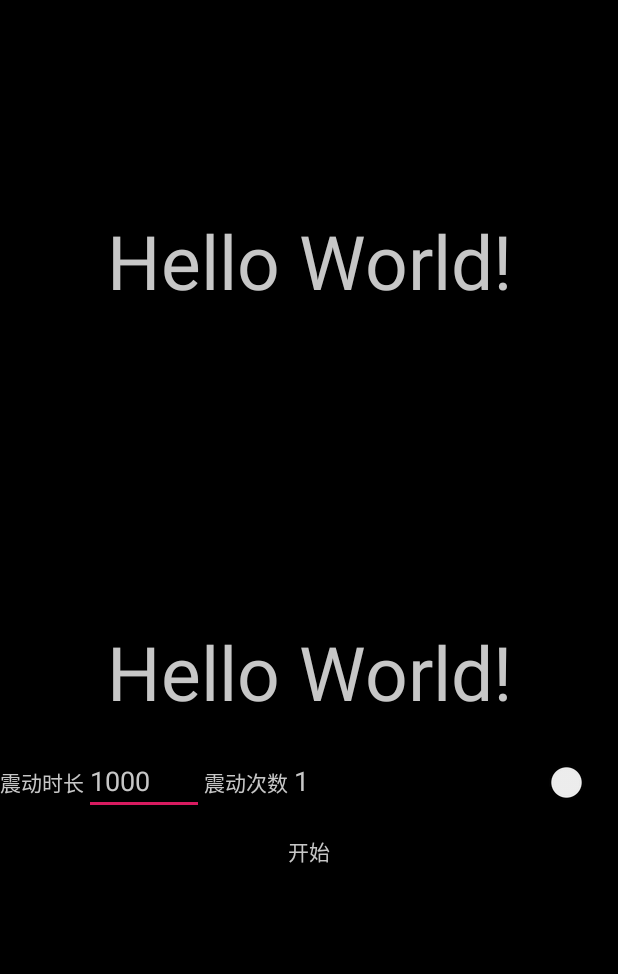
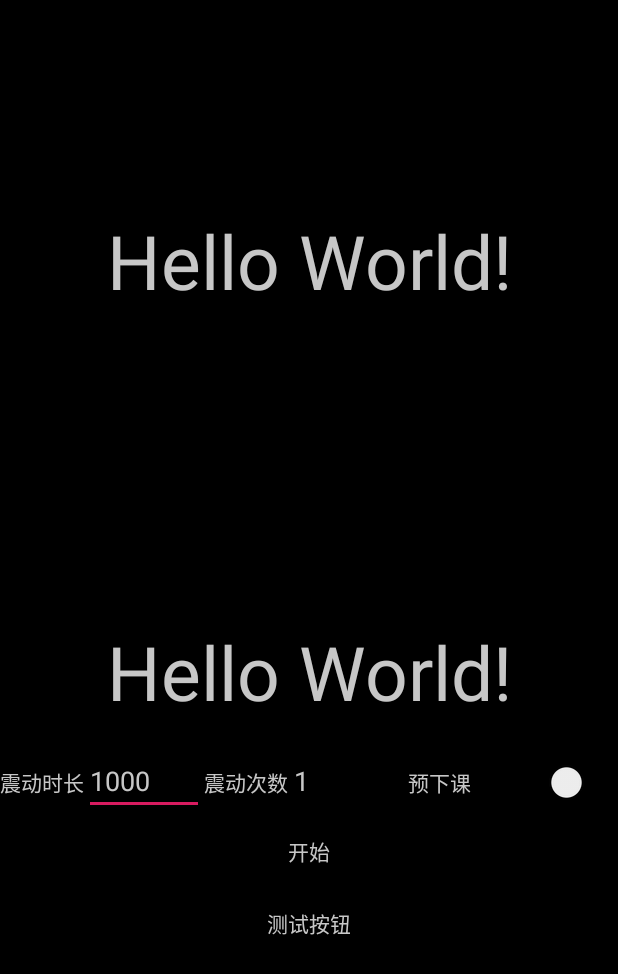
Before and after one commit to ChinaDarkStreet/EasyWorkAndroid, an Android app: the screen it shows after launch (MainActivity), on a phone screen of 412 x 824 dp. Shown: the top 974 px of the screen. Run offline under Robolectric (Android 15) with nearby library versions, the phone set to English and light mode, and no system bars.

Commit message:
修改使用媒体播放而不是使用默认通知

```diff
--- a/app/src/main/java/com/example/myapplication/MainActivity.java
+++ b/app/src/main/java/com/example/myapplication/MainActivity.java
@@ -8,6 +8,7 @@ import android.content.Context;
 import android.content.Intent;
 import android.content.IntentFilter;
 import android.content.ServiceConnection;
+import android.media.MediaPlayer;
 import android.os.Bundle;
 import android.os.IBinder;
 import android.os.PowerManager;
@@ -43,6 +44,7 @@ public class MainActivity extends Activity implements View.OnClickListener {
     private boolean serviceInitButton;
     private LinearLayout main;
     private Random random = new Random();
+    private MediaPlayer mediaPlayer = null;
 
     @Override
     protected void onStart() {
@@ -84,7 +86,10 @@ public class MainActivity extends Activity implements View.OnClickListener {
         // service 初始化按钮标志
         serviceInitButton = false;
 
+        mediaPlayer = MediaPlayer.create(this, R.raw.alarm);
+
         button.setOnClickListener(this);
+        findViewById(R.id.test).setOnClickListener(this);
 
         IntentFilter intentFilter = new IntentFilter();
         intentFilter.addAction(Constant.BORDERCAST_ACTION);
@@ -136,6 +141,9 @@ public class MainActivity extends Activity implements View.OnClickListener {
                     button.setText("开始");
                 }
                 break;
+            case R.id.test:
+                mediaPlayer.start();
+                break;
             default:
                 break;
         }
--- a/app/src/main/res/layout/activity_main.xml
+++ b/app/src/main/res/layout/activity_main.xml
@@ -84,7 +84,8 @@
 
                 <Switch
                     android:id="@+id/switch1"
-                    android:layout_width="wrap_content"
+                    android:layout_width="160dp"
+                    android:textColor="@color/white"
                     android:layout_height="wrap_content"
                     android:layout_weight="1"
                     android:text="预下课" />
@@ -98,6 +99,14 @@
                 android:background="@color/black"
                 android:text="开始"
                 android:textColor="@color/white" />
+
+            <Button
+                android:id="@+id/test"
+                android:layout_width="match_parent"
+                android:layout_height="wrap_content"
+                android:background="@color/black"
+                android:text="测试按钮"
+                android:textColor="@color/white" />
         </LinearLayout>
 
     </LinearLayout>
```
Also changed, not shown: app/src/main/java/com/example/service/MyService.java (+15 -10 lines).
